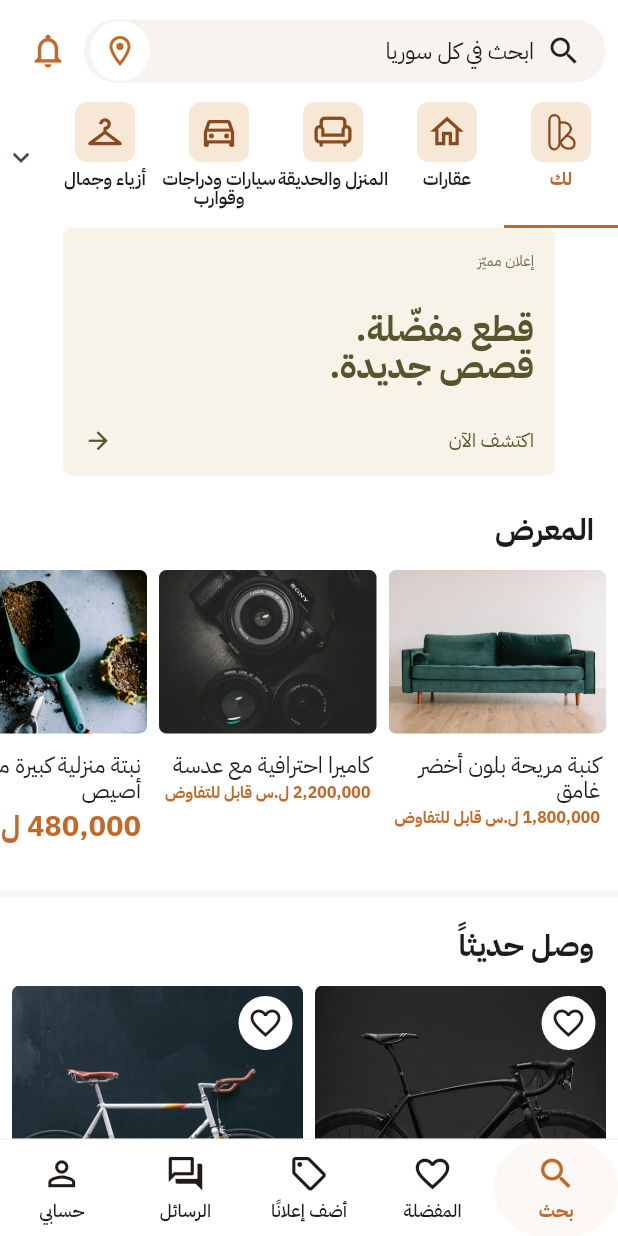
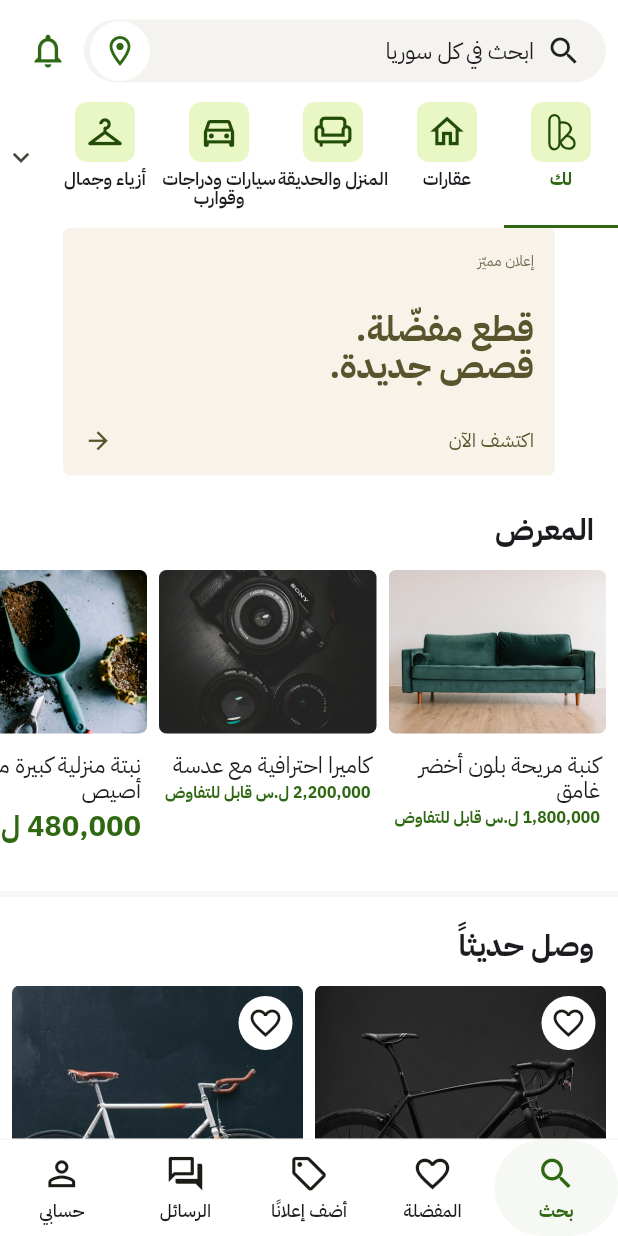
Before and after one commit to abOOd-Hj-DeV/advertising, a Flutter app: the screen it shows after launch, after a tap on "قبول الكل", on a phone screen of 412 x 824 dp. Run offline on Flutter 3.47's test engine with Material 3 defaults, Android fonts, the phone set to English and light mode, and no system bars; our stand-ins replace shared_preferences; missing offline and left inert: file_selector, idb_shim.

Commit message:
Restore original green/lime palette; keep سوقنا name and logo
Co-Authored-By: Devin AI <158243242+devin-ai-integration[bot]@users.noreply.github.com>

```diff
--- a/lib/ui/theme.dart
+++ b/lib/ui/theme.dart
@@ -2,19 +2,19 @@ import 'package:flutter/material.dart';
 import 'package:flutter/foundation.dart';
 
 class Brand {
-  static const green = Color(0xffC06A2A); // نحاسي — الهوية الرئيسية
-  static const deep = Color(0xff8A4A1B);
-  static const lime = Color(0xff1F7A6D); // بترولي — أزرار الإجراء
-  static const pale = Color(0xffF7E7D7);
-  static const background = Color(0xfff7f4f0);
-  static const muted = Color(0xff7a756d);
-  static const line = Color(0xffddd8d2);
+  static const green = Color(0xff2f6812);
+  static const deep = Color(0xff234d07);
+  static const lime = Color(0xffb4e934);
+  static const pale = Color(0xffe9f7c4);
+  static const background = Color(0xfff4f3f0);
+  static const muted = Color(0xff7a7973);
+  static const line = Color(0xffddddd7);
   static ThemeData theme(Brightness brightness) {
     final dark = brightness == Brightness.dark;
     final scheme = ColorScheme.fromSeed(
       seedColor: green,
       brightness: brightness,
-      primary: dark ? const Color(0xffE8A165) : green,
+      primary: dark ? const Color(0xffb4e934) : green,
       surface: dark ? const Color(0xff1c1d1a) : Colors.white,
     );
     return ThemeData(
```
